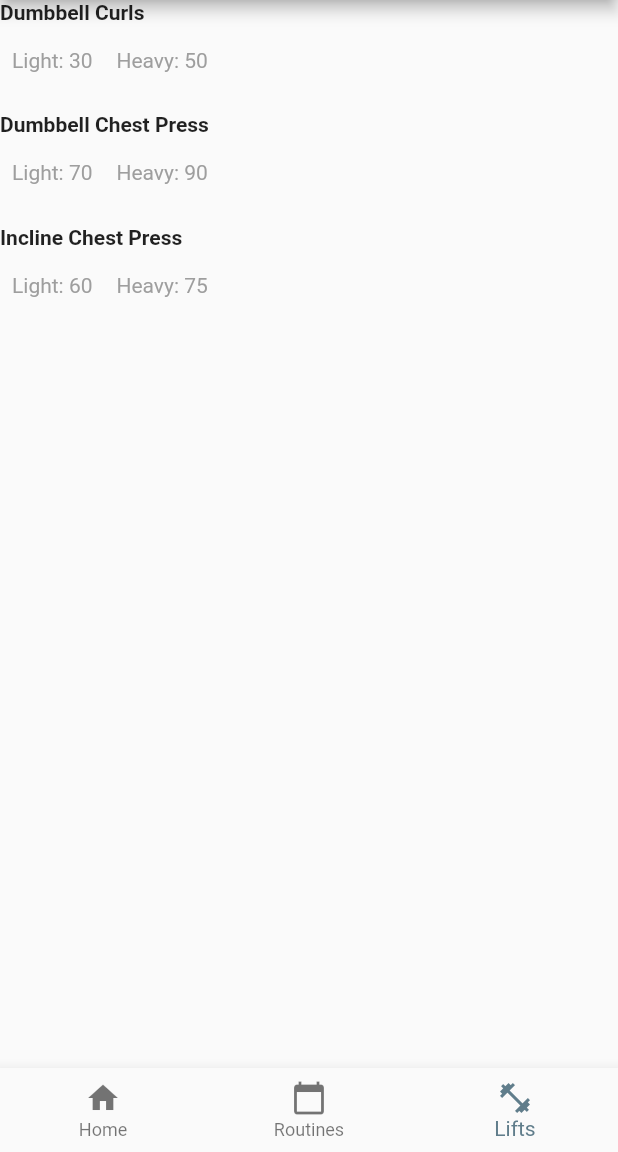
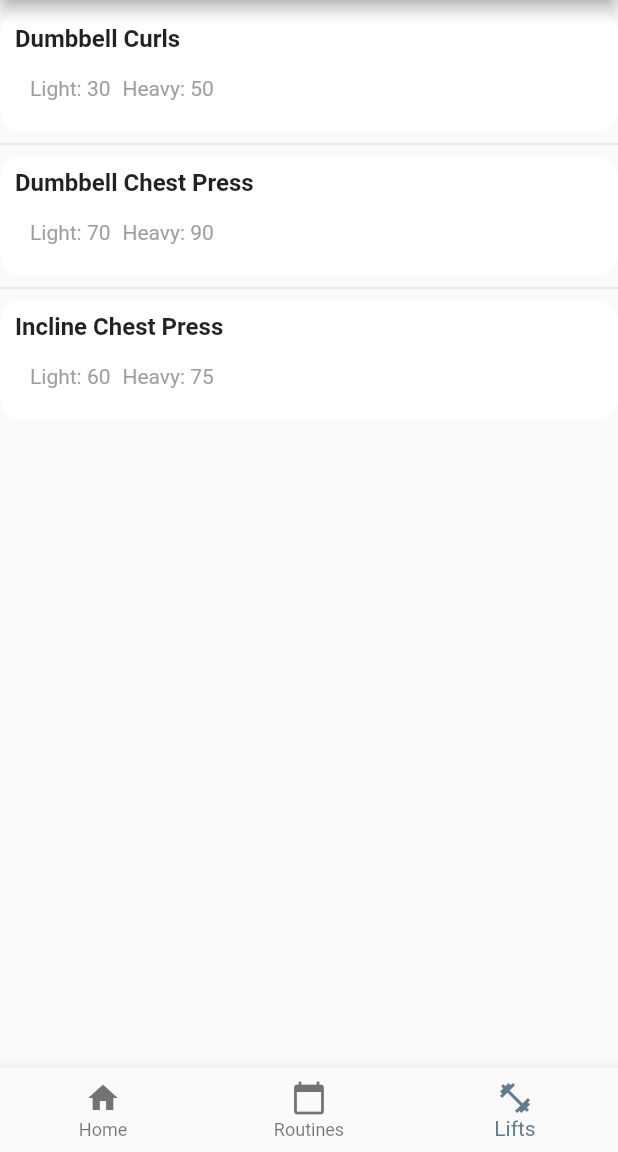
Before and after one commit to lhsteffen/IronSights, a Flutter app: the screen it shows after launch, item 3 of the bottom bar chosen, on a phone screen of 412 x 824 dp, the part 84-1236 px from its top. Run offline on Flutter 3.47's test engine with Material 2 defaults, Android fonts, the phone set to English and light mode, and no system bars.

Commit message:
Beautify Lifts Page

```diff
--- a/lib/lift_page.dart
+++ b/lib/lift_page.dart
@@ -28,8 +28,10 @@ class DynamicList extends State<ListDisplay> {
       body: new Column(
         children: <Widget>[
           new Expanded(
-              child: new ListView.builder (
+              child: new ListView.separated (
+                separatorBuilder: (bcntx, Index) => Divider(),
                 itemCount: litems.length,
+                padding: EdgeInsets.only(top: 8.0, bottom: 12.0),
                 itemBuilder: (BuildContext bcntx, int Index) {
                   return liftView(litems[Index]);
                 },
--- a/lib/lift_view.dart
+++ b/lib/lift_view.dart
@@ -19,17 +19,22 @@ Container liftView(Lift lift) {
     );
   } else {
     return new Container(
-      height: 75,
+      height: 80,
+      decoration: new BoxDecoration(
+        color: Colors.white,
+        borderRadius: BorderRadius.circular(15),
+      ),
       child: new Column(
         children: <Widget>[
           new Row(
             children: <Widget>[
               new Container(
-                padding: const EdgeInsets.only(bottom: 8),
+                padding: const EdgeInsets.only(bottom: 8, top: 8, left: 10),
                 child: Text(
                   lift.getName(),
                   style: TextStyle(
                     fontWeight: FontWeight.bold,
+                    fontSize: 16,
                   ),
                 ),
               )
@@ -41,11 +46,12 @@ Container liftView(Lift lift) {
                 new Column(
                   children: <Widget>[
                     new Container(
-                      padding: const EdgeInsets.all(8),
+                      padding: const EdgeInsets.only(bottom: 8, top: 8, left: 20),
                       child: Text(
                         "Light: " + "${lift.getLight()}",
                         style: TextStyle(
                           color: Colors.grey[500],
+                          fontSize: 14
                         ),
                       ),
                     )
```
